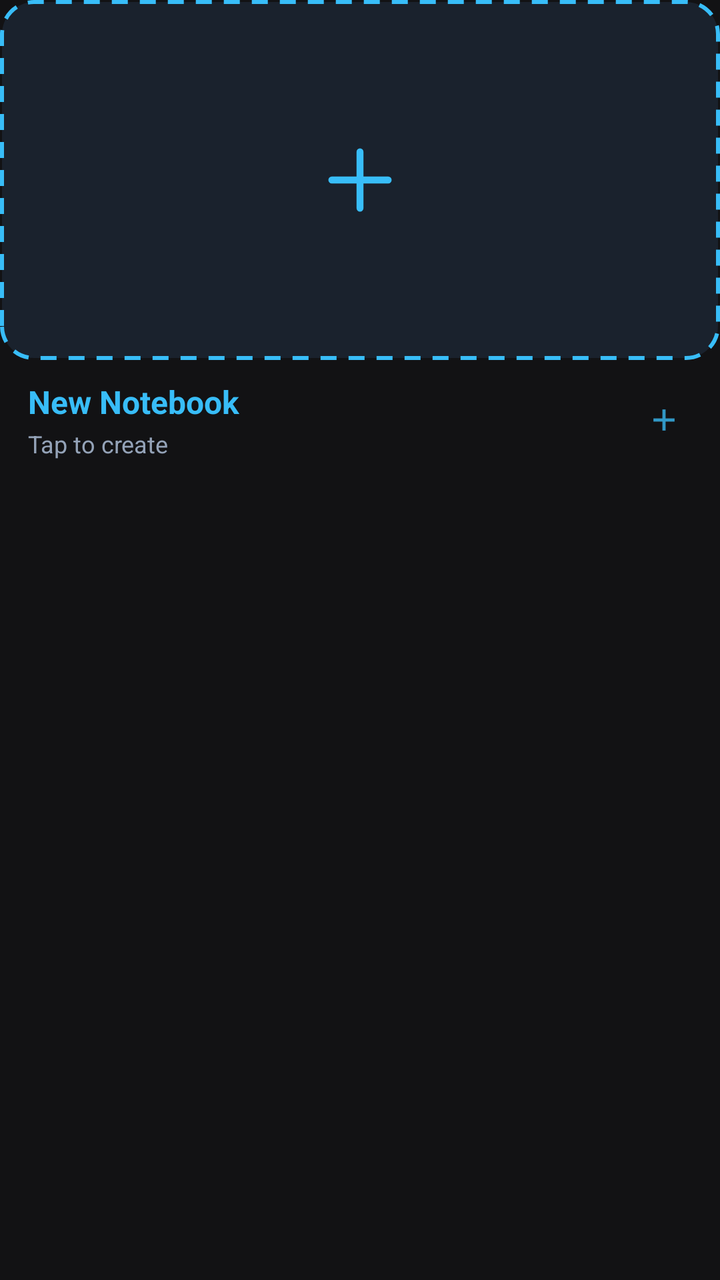
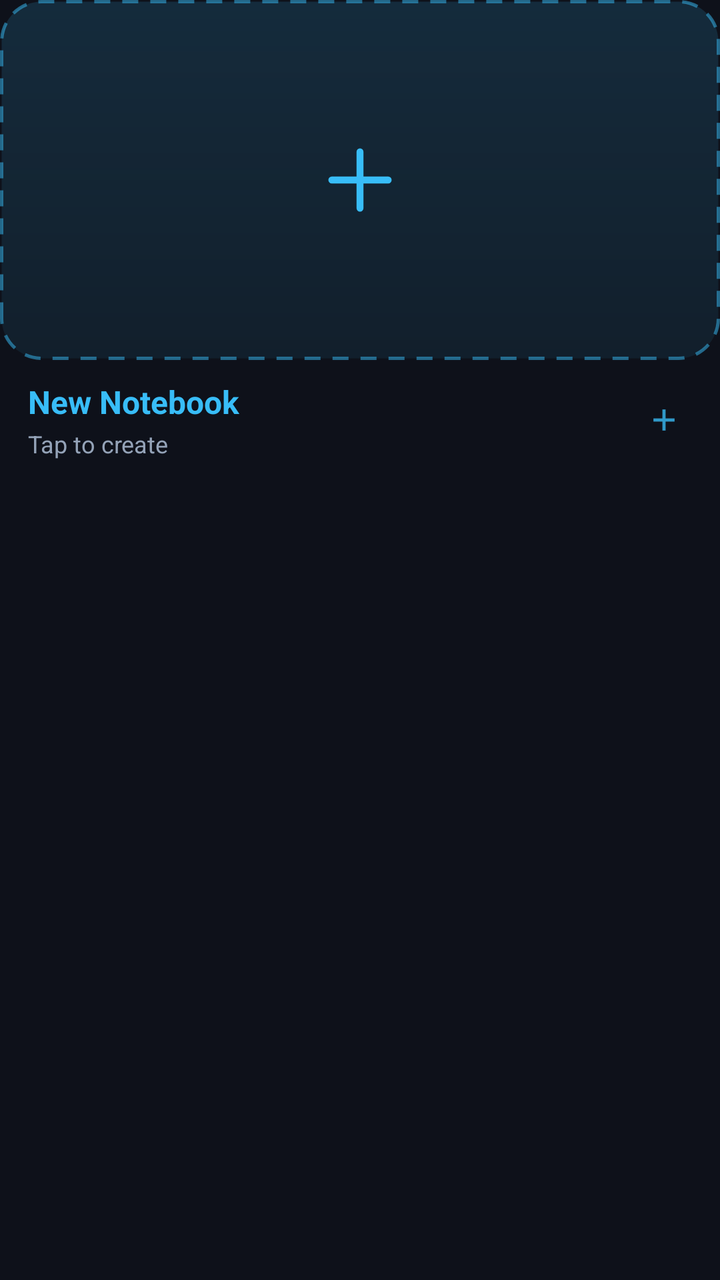

Two renders of the same Android screen: before a commit and after it. Below are the layout's source before the change and the commit's diff.
<!-- AndroidManifest.xml: application theme Theme.OpenNotes -->
<!-- res/layout/item_notebook_new.xml -->
<?xml version="1.0" encoding="utf-8"?>
<com.google.android.material.card.MaterialCardView xmlns:android="http://schemas.android.com/apk/res/android"
    xmlns:app="http://schemas.android.com/apk/res-auto"
    android:layout_width="match_parent"
    android:layout_height="wrap_content"
    android:layout_margin="8dp"
    app:cardCornerRadius="16dp"
    app:cardElevation="0dp"
    app:strokeWidth="0dp"
    app:cardBackgroundColor="@android:color/transparent"
    android:foreground="?selectableItemBackground"
    android:clickable="true"
    android:focusable="true">

    <LinearLayout
        android:layout_width="match_parent"
        android:layout_height="wrap_content"
        android:orientation="vertical">

        
        <FrameLayout
            android:layout_width="match_parent"
            android:layout_height="@dimen/home_notebook_cover_height"
            android:background="@drawable/bg_new_notebook_dashed">

            
            <ImageView
                android:layout_width="52dp"
                android:layout_height="52dp"
                android:layout_gravity="center"
                android:src="@drawable/ic_plus_large" />
        </FrameLayout>

        
        <LinearLayout
            android:layout_width="match_parent"
            android:layout_height="wrap_content"
            android:orientation="horizontal"
            android:paddingHorizontal="14dp"
            android:paddingVertical="10dp"
            android:gravity="center_vertical"
            android:background="@android:color/transparent">

            <LinearLayout
                android:layout_width="0dp"
                android:layout_height="wrap_content"
                android:layout_weight="1"
                android:orientation="vertical">

                <TextView
                    android:layout_width="wrap_content"
                    android:layout_height="wrap_content"
                    android:text="@string/new_notebook"
                    android:textColor="@color/accent"
                    android:textSize="@dimen/home_notebook_title_text_size"
                    android:textStyle="bold"
                    android:maxLines="1"
                    android:ellipsize="end" />

                <TextView
                    android:layout_width="wrap_content"
                    android:layout_height="wrap_content"
                    android:text="Tap to create"
                    android:textColor="@color/text_secondary"
                    android:textSize="@dimen/home_notebook_date_text_size"
                    android:layout_marginTop="2dp" />
            </LinearLayout>

            <ImageView
                android:layout_width="28dp"
                android:layout_height="28dp"
                android:padding="5dp"
                android:src="@drawable/ic_add"
                app:tint="@color/accent"
                android:alpha="0.8" />
        </LinearLayout>

    </LinearLayout>

</com.google.android.material.card.MaterialCardView>
<!-- resources referenced by this layout -->
<resources>
  <color name="accent">#38BDF8</color>
  <color name="text_secondary">#94A3B8</color>
  <dimen name="home_notebook_cover_height">180dp</dimen>
  <dimen name="home_notebook_date_text_size">12sp</dimen>
  <dimen name="home_notebook_title_text_size">16sp</dimen>
  <!-- drawable bg_new_notebook_dashed (drawable) -->
  <?xml version="1.0" encoding="utf-8"?>
  <shape xmlns:android="http://schemas.android.com/apk/res/android"
      android:shape="rectangle">
      <corners android:radius="16dp" />
      <solid android:color="#1A222D" />
      <stroke
          android:width="2dp"
          android:color="#38BDF8"
          android:dashWidth="8dp"
          android:dashGap="6dp" />
  </shape>
  <!-- drawable ic_add (drawable) -->
  <vector xmlns:android="http://schemas.android.com/apk/res/android"
      android:width="24dp"
      android:height="24dp"
      android:viewportWidth="24"
      android:viewportHeight="24">
      <path
          android:fillColor="#FFFFFF"
          android:pathData="M19,13h-6v6h-2v-6H5v-2h6V5h2v6h6v2z" />
  </vector>
  <!-- drawable ic_plus_large (drawable) -->
  <?xml version="1.0" encoding="utf-8"?>
  <vector xmlns:android="http://schemas.android.com/apk/res/android"
      android:width="48dp"
      android:height="48dp"
      android:viewportWidth="48"
      android:viewportHeight="48">
      <path
          android:fillColor="#00000000"
          android:strokeColor="#38BDF8"
          android:strokeWidth="3.2"
          android:strokeLineCap="round"
          android:strokeLineJoin="round"
          android:pathData="M24,11 L24,37 M11,24 L37,24" />
  </vector>
  <string name="new_notebook">New Notebook</string>
  <color name="accent_light">#1E293B</color>
  <color name="accent_blue">#3B82F6</color>
  <color name="surface_variant">#2A2A32</color>
  <color name="text_primary">#F8FAFC</color>
  <color name="window_background">#121214</color>
  <color name="surface">#1E1E24</color>
  <color name="divider">#33333E</color>
  <color name="surface_card">#24242B</color>
  <style name="Widget.OpenNotes.DialogButton.Positive" parent="Widget.Material3.Button.TextButton.Dialog">
          <item name="android:textColor">@color/accent</item>
          <item name="android:textStyle">bold</item>
          <item name="android:textSize">14sp</item>
          <item name="android:textAllCaps">false</item>
      </style>
  <style name="Widget.OpenNotes.DialogButton.Negative" parent="Widget.Material3.Button.TextButton.Dialog">
          <item name="android:textColor">@color/text_primary</item>
          <item name="android:textStyle">bold</item>
          <item name="android:textSize">14sp</item>
          <item name="android:textAllCaps">false</item>
      </style>
  <style name="Widget.OpenNotes.DialogButton.Neutral" parent="Widget.Material3.Button.TextButton.Dialog">
          <item name="android:textColor">@color/text_secondary</item>
          <item name="android:textSize">14sp</item>
          <item name="android:textAllCaps">false</item>
      </style>
  <!-- unchanged entries left out for length: 2 -->
</resources>

<!-- the commit's change to res/layout/item_notebook_new.xml (unified diff, before → after) -->
@@ -4,7 +4,7 @@
     android:layout_width="match_parent"
     android:layout_height="wrap_content"
     android:layout_margin="8dp"
-    app:cardCornerRadius="16dp"
+    app:cardCornerRadius="20dp"
     app:cardElevation="0dp"
     app:strokeWidth="0dp"
     app:cardBackgroundColor="@android:color/transparent"
<!-- resource entries referenced after the edit -->
@@ -9,11 +9,15 @@
   <?xml version="1.0" encoding="utf-8"?>
   <shape xmlns:android="http://schemas.android.com/apk/res/android"
       android:shape="rectangle">
-      <corners android:radius="16dp" />
-      <solid android:color="#1A222D" />
+      <corners android:radius="20dp" />
+      <gradient
+          android:angle="270"
+          android:startColor="#2638BDF8"
+          android:endColor="#1438BDF8"
+          android:type="linear" />
       <stroke
-          android:width="2dp"
-          android:color="#38BDF8"
+          android:width="1.8dp"
+          android:color="#8038BDF8"
           android:dashWidth="8dp"
           android:dashGap="6dp" />
   </shape>
@@ -45,12 +49,12 @@
   <string name="new_notebook">New Notebook</string>
   <color name="accent_light">#1E293B</color>
   <color name="accent_blue">#3B82F6</color>
-  <color name="surface_variant">#2A2A32</color>
+  <color name="surface_variant">#80181A26</color>
   <color name="text_primary">#F8FAFC</color>
-  <color name="window_background">#121214</color>
-  <color name="surface">#1E1E24</color>
-  <color name="divider">#33333E</color>
-  <color name="surface_card">#24242B</color>
+  <color name="window_background">#0E111A</color>
+  <color name="surface">#D91A1C28</color>
+  <color name="divider">#33FFFFFF</color>
+  <color name="surface_card">#E6202232</color>
   <style name="Widget.OpenNotes.DialogButton.Positive" parent="Widget.Material3.Button.TextButton.Dialog">
           <item name="android:textColor">@color/accent</item>
           <item name="android:textStyle">bold</item>
